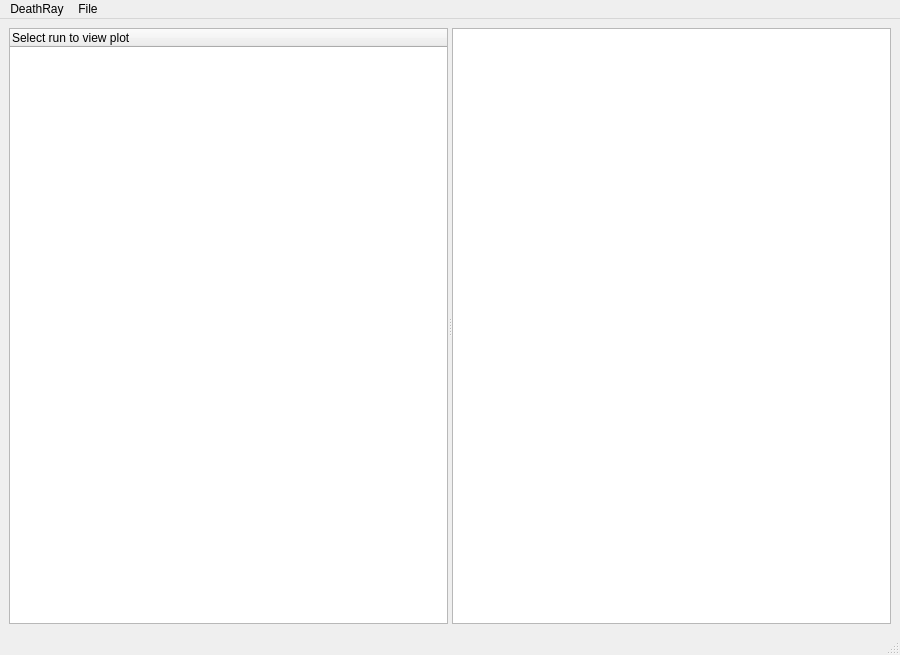
Above: interface.ui from doctoboggan/DeathRay before the change. Below: the same form after it.
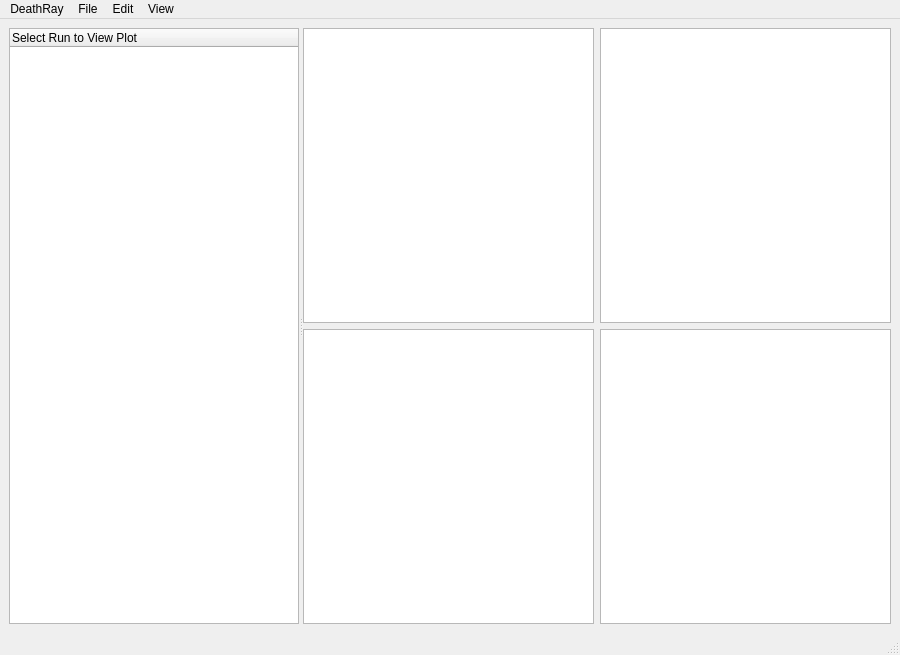
That is the form after the change. Custom widgets are drawn as their Qt base class.

Diff of the .ui file:
```diff
--- a/interface.ui
+++ b/interface.ui
@@ -41,11 +41,26 @@
        </property>
        <column>
         <property name="text">
-         <string>Select run to view plot</string>
+         <string>Select Run to View Plot</string>
         </property>
        </column>
       </widget>
-      <widget class="QwtPlot" name="qwtPlot"/>
+      <widget class="QWidget" name="">
+       <layout class="QGridLayout" name="gridLayout">
+        <item row="0" column="0">
+         <widget class="QwtPlot" name="qwtPlot_1"/>
+        </item>
+        <item row="0" column="1">
+         <widget class="QwtPlot" name="qwtPlot_2"/>
+        </item>
+        <item row="1" column="0">
+         <widget class="QwtPlot" name="qwtPlot_3"/>
+        </item>
+        <item row="1" column="1">
+         <widget class="QwtPlot" name="qwtPlot_4"/>
+        </item>
+       </layout>
+      </widget>
      </widget>
     </item>
    </layout>
@@ -76,8 +91,34 @@
     </property>
     <addaction name="actionAbout_DeathRay"/>
    </widget>
+   <widget class="QMenu" name="menuEdit">
+    <property name="title">
+     <string>Edit</string>
+    </property>
+    <addaction name="actionCopy_Plot"/>
+    <addaction name="separator"/>
+    <addaction name="actionCopy"/>
+    <addaction name="actionPaste"/>
+   </widget>
+   <widget class="QMenu" name="menuView">
+    <property name="title">
+     <string>View</string>
+    </property>
+    <widget class="QMenu" name="menuPlots">
+     <property name="title">
+      <string>Plots</string>
+     </property>
+     <addaction name="actionOne_Plot"/>
+     <addaction name="actionTwo_Plots"/>
+     <addaction name="actionThree_Plots"/>
+     <addaction name="actionFour_Plots"/>
+    </widget>
+    <addaction name="menuPlots"/>
+   </widget>
    <addaction name="menuDeathRay"/>
    <addaction name="menuFile"/>
+   <addaction name="menuEdit"/>
+   <addaction name="menuView"/>
   </widget>
   <widget class="QStatusBar" name="statusbar"/>
   <action name="actionAbout">
```
Left out of the diff: 44 changed lines with no effect on the pictures.
